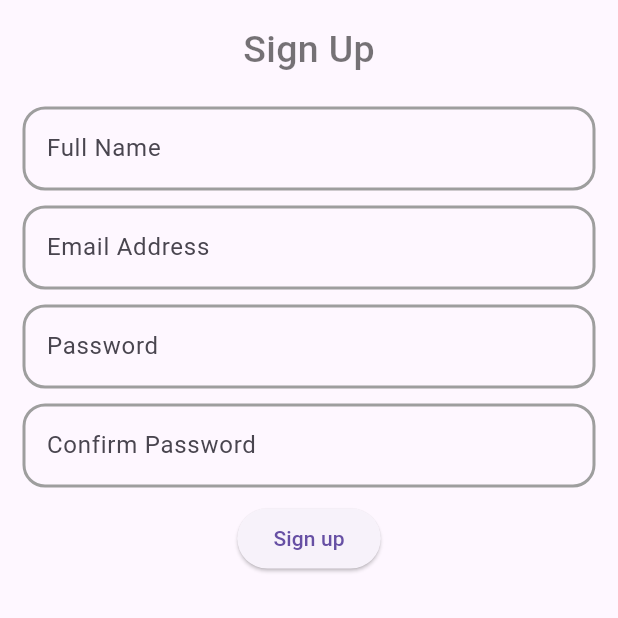
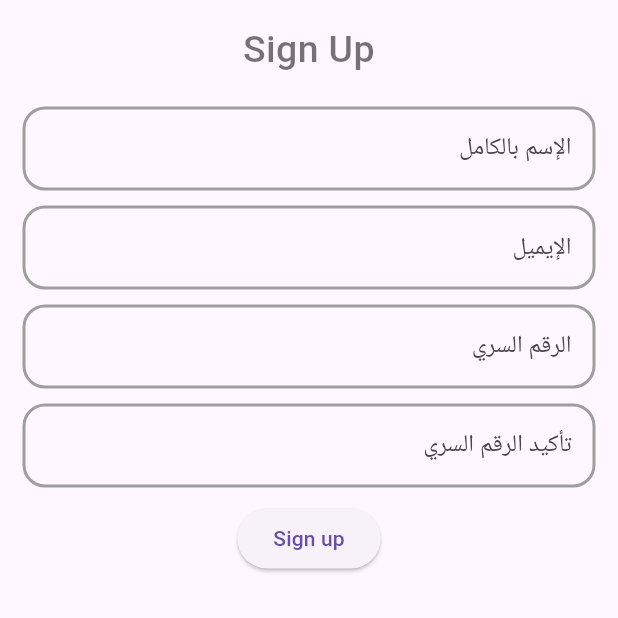
Before and after one commit to Hanan-Mosa/shopping_app, a Flutter app: the screen it shows after launch, on a phone screen of 412 x 824 dp, the top half of it. Run offline on Flutter 3.47's test engine with Material 3 defaults, Android fonts, the phone set to English and light mode, and no system bars; our stand-ins replace easy_localization.

```diff
--- /dev/null
+++ b/assets/lang/ar-EG.json
@@ -0,0 +1,10 @@
+{
+  "our products": "المنتجات",
+  "hot offers": "العروض الحصرية",
+  "welcome to app": "مرحبا بك في تطبيقنا للتسوق",
+  "Item added to cart": "تم إضافة العنصر إلي سلة التسوق",
+  "name": "الإسم بالكامل",
+  "email": "الإيميل",
+  "password": "الرقم السري",
+  "password_confirmation": "تأكيد الرقم السري"
+}
--- a/lib/login_screen/login_screen.dart
+++ b/lib/login_screen/login_screen.dart
@@ -1,3 +1,4 @@
+import 'package:easy_localization/easy_localization.dart';
 import 'package:flutter/material.dart';
 import 'package:shopping_app/login_screen/text_form_field_widget.dart';
 import 'package:shopping_app/main_screen/home_screen.dart';
@@ -18,6 +19,7 @@ class _LoginScreenState extends State<LoginScreen> {
 
   @override
   Widget build(BuildContext context) {
+    context.setLocale(Locale('ar', 'EG'));
     return SafeArea(
         child: Scaffold(
             body: Form(
@@ -40,7 +42,7 @@ class _LoginScreenState extends State<LoginScreen> {
               ),
               TextFormFieldWidget(
                 controller: nameController,
-                  labelText: 'Full Name',
+                labelText: tr('name'),
                 type: TextInputType.name,
                 validate: validateName,
                 hidden: false,
@@ -50,7 +52,7 @@ class _LoginScreenState extends State<LoginScreen> {
               ),
               TextFormFieldWidget(
                 controller: emailController,
-                  labelText: 'Email Address',
+                labelText: tr('email'),
                 type: TextInputType.emailAddress,
                 validate: validateEmail,
                 hidden: false,
@@ -60,7 +62,7 @@ class _LoginScreenState extends State<LoginScreen> {
               ),
               TextFormFieldWidget(
                 controller: passwordController,
-                  labelText: 'Password',
+                labelText: tr('password'),
                 type: TextInputType.text,
                 validate: validatePassword,
                 hidden: true,
@@ -70,7 +72,7 @@ class _LoginScreenState extends State<LoginScreen> {
               ),
               TextFormFieldWidget(
                 controller: confirmPasswordController,
-                  labelText: 'Confirm Password',
+                labelText: tr('password_confirmation'),
                 type: TextInputType.text,
                 validate: validateConfirmPassword,
                 hidden: true,
@@ -90,8 +92,7 @@ class _LoginScreenState extends State<LoginScreen> {
           ),
         ),
       ),
-      )),
-    );
+    )));
   }
 
   String? validateEmail(String email) {
--- a/lib/main_screen/card_widget.dart
+++ b/lib/main_screen/card_widget.dart
@@ -1,3 +1,4 @@
+import 'package:easy_localization/easy_localization.dart';
 import 'package:flutter/material.dart';
 
 class CardWidget extends StatelessWidget {
@@ -32,9 +33,9 @@ class CardWidget extends StatelessWidget {
           ),
           InkWell(
               onTap: () {
-                const snackBar = SnackBar(
+                SnackBar snackBar = SnackBar(
                   content: Text(
-                    'Item added to cart',
+                    tr('Item added to cart'),
                     style: TextStyle(fontSize: 18),
                   ),
                 );
--- a/lib/main_screen/item_widget.dart
+++ b/lib/main_screen/item_widget.dart
@@ -23,7 +23,7 @@ class ItemWidget extends StatelessWidget {
             height: 10,
           ),
           Text(
-            'Product${index + 1}',
+            'product${index + 1}',
             style: const TextStyle(
               fontSize: 18,
               fontWeight: FontWeight.normal,
```
Also changed, not shown: assets/lang/en-US.json (added, +10 -0 lines), lib/main.dart (+15 -2 lines), lib/main_screen/home_screen.dart (+5 -3 lines), pubspec.yaml (+5 -25 lines), pubspec.lock. Lines whose indentation alone changed are shown as unchanged.
